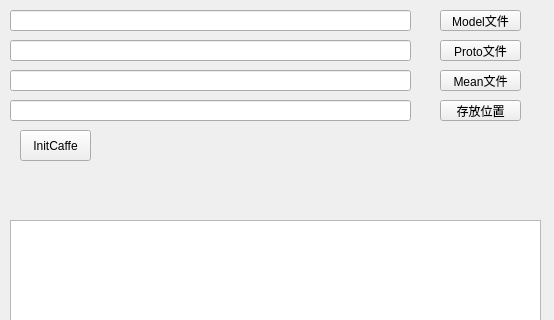
Old version of the form skplayer/caffeui.ui in the repository shykoe/skplayer; both pictures show x 0 to 554 and y 0 to 320 of the 554 by 866 pixel window.
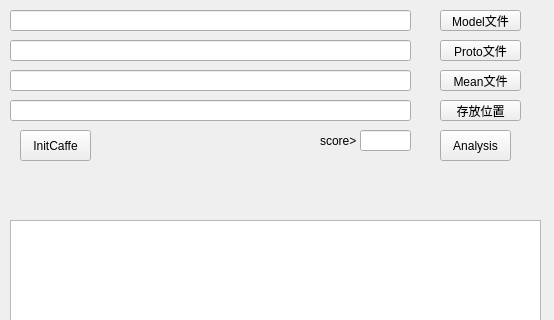
New version of the form.

Diff of the .ui file:
```diff
--- a/skplayer/caffeui.ui
+++ b/skplayer/caffeui.ui
@@ -138,6 +138,42 @@
     <string>InitCaffe</string>
    </property>
   </widget>
+  <widget class="QPushButton" name="AnalysisBt">
+   <property name="geometry">
+    <rect>
+     <x>440</x>
+     <y>130</y>
+     <width>71</width>
+     <height>31</height>
+    </rect>
+   </property>
+   <property name="text">
+    <string>Analysis</string>
+   </property>
+  </widget>
+  <widget class="QLineEdit" name="ScoreIp">
+   <property name="geometry">
+    <rect>
+     <x>360</x>
+     <y>130</y>
+     <width>51</width>
+     <height>21</height>
+    </rect>
+   </property>
+  </widget>
+  <widget class="QLabel" name="ScoreLb">
+   <property name="geometry">
+    <rect>
+     <x>320</x>
+     <y>130</y>
+     <width>41</width>
+     <height>21</height>
+    </rect>
+   </property>
+   <property name="text">
+    <string>score&gt;</string>
+   </property>
+  </widget>
  </widget>
  <layoutdefault spacing="6" margin="11"/>
  <resources/>
```
